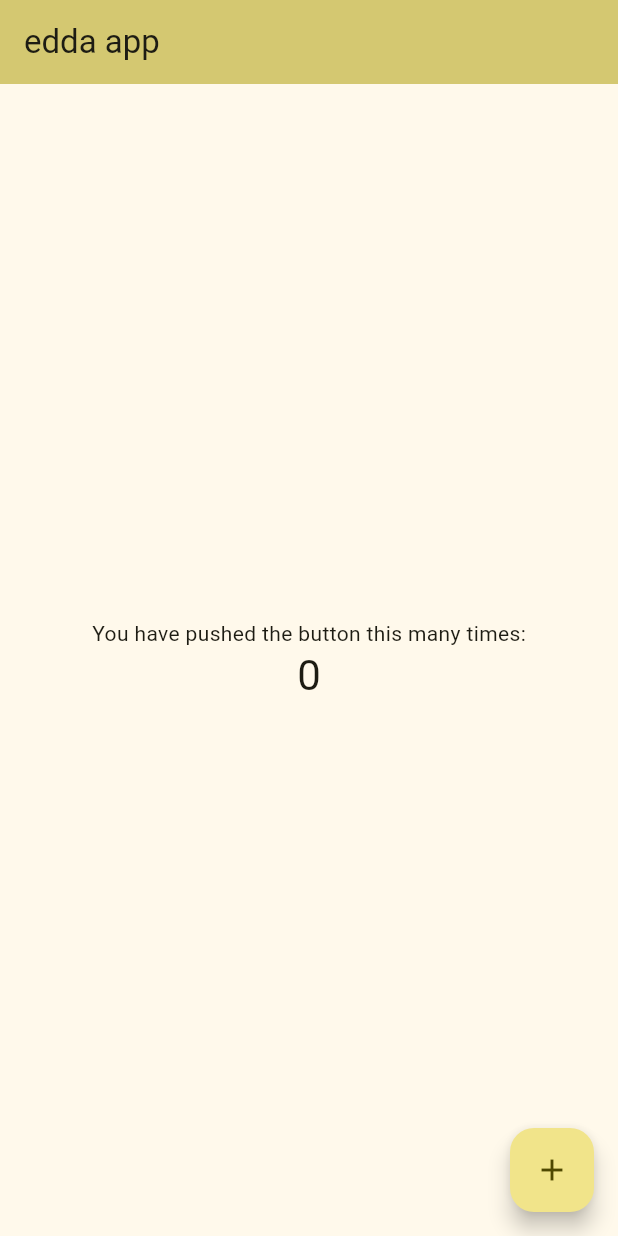
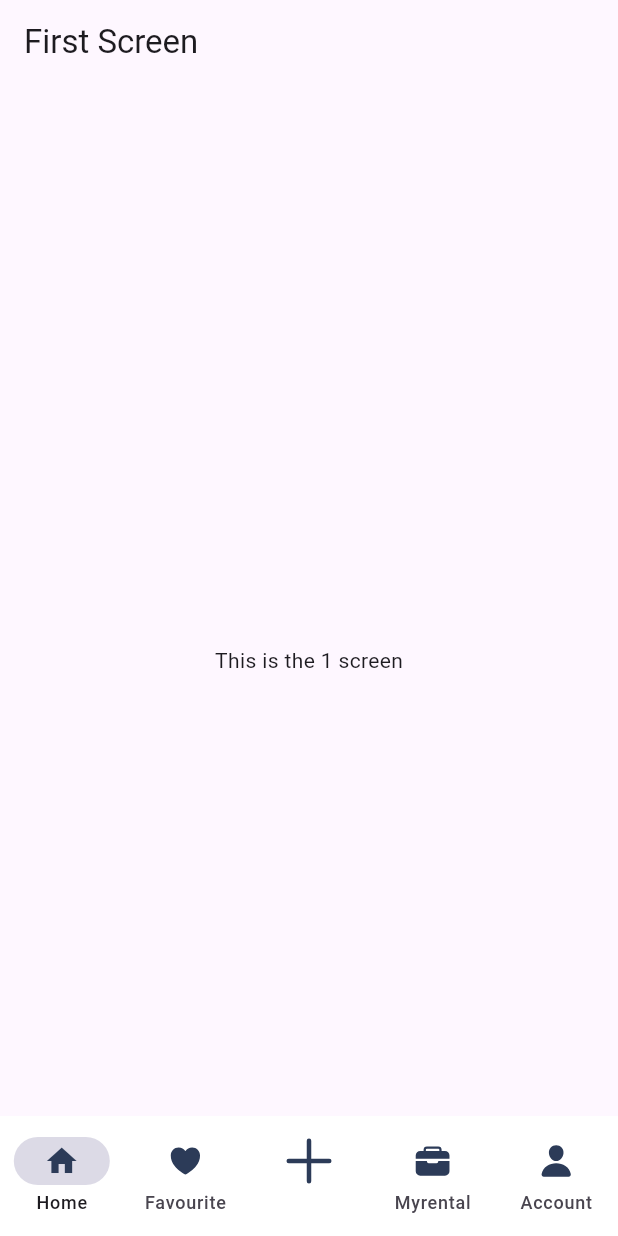
Before and after one commit to JawaherAlmoqati/EKRA, a Flutter app: the screen it shows after launch, on a phone screen of 412 x 824 dp. Run offline on Flutter 3.47's test engine with Material 3 defaults, Android fonts, the light colour scheme and no system bars; our stand-ins replace firebase_core, flutter_vector_icons, get; accounts and stored records are empty.

Commit message:
i did a lot idk

```diff
--- /dev/null
+++ b/lib/app.dart
@@ -0,0 +1,21 @@
+import 'package:ekra/routes/approutes.dart';
+import 'package:flutter/material.dart';
+import 'package:get/get.dart';
+
+
+
+class App extends StatelessWidget {
+  const App({super.key});
+
+  @override
+  Widget build(BuildContext context) {
+    return GetMaterialApp(
+
+      debugShowCheckedModeBanner: false,
+
+      getPages: AppRoutes.pages,
+
+
+    );
+  }
+}
--- /dev/null
+++ b/lib/features/shop/screens/home/homesc.dart
@@ -0,0 +1,16 @@
+import 'package:flutter/material.dart';
+
+class HomeeScreen extends StatelessWidget {
+ const HomeeScreen({super.key});
+  @override
+  Widget build(BuildContext context) {
+    return Scaffold(
+      appBar: AppBar(
+        title: const Text('First Screen'),
+      ),
+      body: const Center(
+        child: Text('This is the 1 screen'),
+      ),
+    );
+  }
+}
--- /dev/null
+++ b/lib/homebar.dart
@@ -0,0 +1,72 @@
+import 'package:ekra/features/shop/screens/Favourite/favouritesc.dart';
+import 'package:ekra/features/shop/screens/account/accountsc.dart';
+import 'package:ekra/features/shop/screens/addproduct/addproduct.dart';
+import 'package:ekra/features/shop/screens/home/homesc.dart';
+import 'package:ekra/features/shop/screens/myrental/myrentalsc.dart';
+import 'package:flutter/material.dart';
+import 'package:get/get.dart';
+import 'package:flutter_vector_icons/flutter_vector_icons.dart';
+
+class Homebar extends StatelessWidget {
+  const Homebar({super.key});
+
+  @override
+  Widget build(BuildContext context) {
+    final controller = Get.put(AppScreenController());
+    return Scaffold(
+      extendBody: true,
+      bottomNavigationBar: Obx(
+        () => NavigationBar(
+          indicatorColor: const Color.fromARGB(255, 220, 218, 230),
+          shadowColor: Colors.white,
+          height: 80,
+          animationDuration: const Duration(seconds: 3),
+          selectedIndex: controller.selectedMenu.value,
+          backgroundColor: Colors.white,
+          elevation: 0,
+          onDestinationSelected: (index) =>
+              controller.selectedMenu.value = index,
+          destinations: const [
+            NavigationDestination(
+                icon: Icon(
+                  Icons.home,
+                  color: Color(0xFF2C3B58),
+                ),
+                label: 'Home'),
+            NavigationDestination(
+                icon: Icon(Ionicons.heart, color: Color(0xFF2C3B58)),
+                label: 'Favourite'),
+            NavigationDestination(
+                icon: Icon(
+                  Ionicons.add,
+                  color: Color(0xFF2C3B58),
+                  size: 48,
+                ),
+                label: ''),
+            NavigationDestination(
+                icon: Icon(Ionicons.briefcase, color: Color(0xFF2C3B58)),
+                label: 'Myrental'),
+            NavigationDestination(
+                icon: Icon(Ionicons.person, color: Color(0xFF2C3B58)),
+                label: 'Account'),
+          ],
+        ),
+      ),
+      body: Obx(() => controller.screens[controller.selectedMenu.value]),
+    );
+  }
+}
+
+class AppScreenController extends GetxController {
+  static AppScreenController get instance => Get.find();
+
+  final Rx<int> selectedMenu = 0.obs;
+
+  final screens = [
+    const HomeeScreen(),
+    const FavouriteScreen(),
+    const addproductScreen(),
+    const MyrentalScreen(),
+    const AccountScreen()
+  ];
+}
--- a/lib/main.dart
+++ b/lib/main.dart
@@ -1,3 +1,4 @@
+import 'package:ekra/app.dart';
 import 'package:flutter/material.dart';
 import 'package:firebase_core/firebase_core.dart';
 import 'firebase_options.dart';
@@ -7,7 +8,7 @@ void main() async {
   await Firebase.initializeApp(
     options: DefaultFirebaseOptions.currentPlatform,
   );
-  runApp(const MyApp());
+  runApp(const App());
 }
 
 class MyApp extends StatelessWidget {
--- /dev/null
+++ b/lib/routes/approutes.dart
@@ -0,0 +1,19 @@
+import 'package:ekra/features/shop/screens/Favourite/favouritesc.dart';
+import 'package:ekra/features/shop/screens/account/accountsc.dart';
+import 'package:ekra/features/shop/screens/addproduct/addproduct.dart';
+import 'package:ekra/features/shop/screens/home/homesc.dart';
+import 'package:ekra/features/shop/screens/myrental/myrentalsc.dart';
+import 'package:ekra/homebar.dart';
+import 'package:ekra/routes/routes.dart';
+import 'package:get/get.dart';
+
+class AppRoutes {
+  static final pages = [
+    GetPage(name: TRoutes.homebar, page: () => const Homebar()),
+    GetPage(name: TRoutes.home, page: () => const HomeeScreen()),
+    GetPage(name: TRoutes.favourite, page: () => const FavouriteScreen()),
+    GetPage(name: TRoutes.myrental, page: () => const MyrentalScreen()),
+    GetPage(name: TRoutes.account, page: () => const AccountScreen()),
+    GetPage(name: TRoutes.addproduct, page: () => const addproductScreen()),
+  ];
+}
--- /dev/null
+++ b/lib/routes/routes.dart
@@ -0,0 +1,8 @@
+class TRoutes {
+  static const homebar = '/';
+  static const home = '/home';
+  static const favourite = '/favourite';
+  static const myrental = '/Myrental';
+  static const account = '/account';
+  static const addproduct = '/addproduct';
+}
--- a/pubspec.yaml
+++ b/pubspec.yaml
@@ -28,6 +28,7 @@ environment:
 # the latest version available on pub.dev. To see which dependencies have newer
 # versions available, run `flutter pub outdated`.
 dependencies:
+
   flutter:
     sdk: flutter
   flutter_svg: ^1.0.8
@@ -38,6 +39,7 @@ dependencies:
   # Use with the CupertinoIcons class for iOS style icons.
   cupertino_icons: ^1.0.6
   firebase_core: ^2.27.0
+  get: ^4.6.6
 
 dev_dependencies:
   flutter_test:
```
Also changed, not shown: lib/features/shop/screens/Favourite/favouritesc.dart (added, +16 -0 lines), lib/features/shop/screens/account/accountsc.dart (added, +16 -0 lines), lib/features/shop/screens/addproduct/addproduct.dart (added, +16 -0 lines), lib/features/shop/screens/myrental/myrentalsc.dart (added, +16 -0 lines), pubspec.lock.
